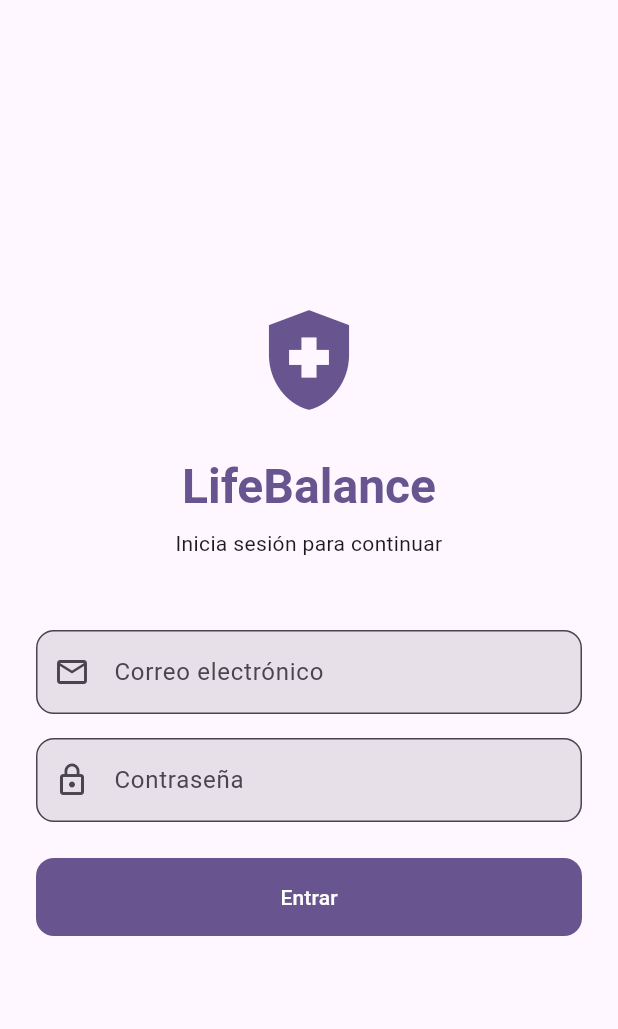
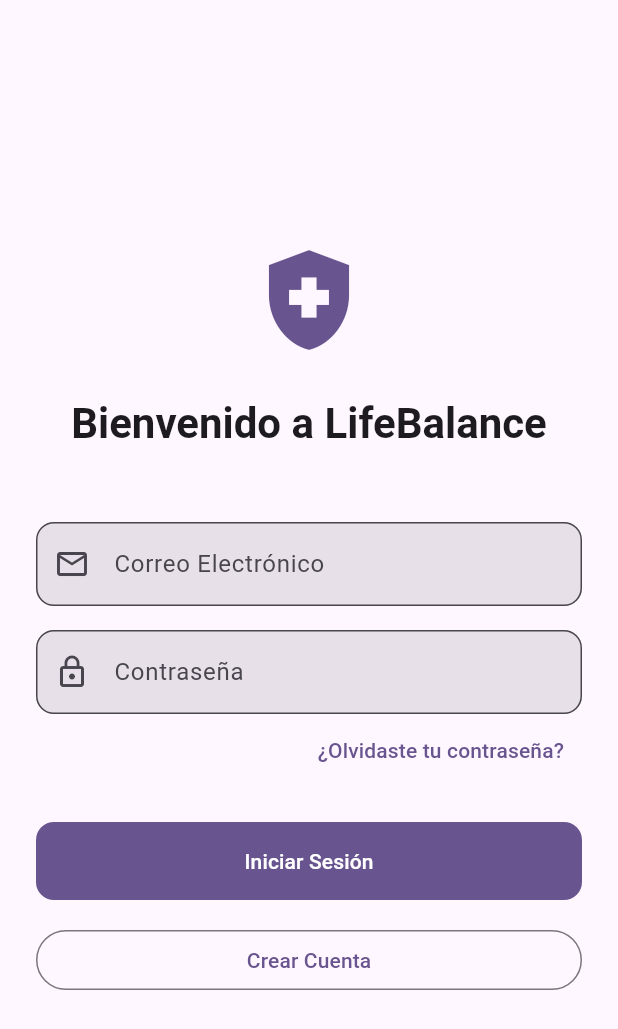
Before and after one commit to lifebalancew47ch-cmd/Mobile_Wereable, a Flutter app: the screen it shows after launch, on a phone screen of 412 x 824 dp. Shown: the top 1029 px of the screen. Run offline on Flutter 3.47's test engine with Material 3 defaults, Android fonts, the phone set to English and light mode, and no system bars; our stand-ins replace flutter_blue_plus, flutter_dotenv, flutter_local_notifications, flutter_riverpod, flutter_secure_storage, go_router and 5 more; missing offline and left inert: flutter_background_service, flutter_jailbreak_detection; accounts and stored records are empty.

Commit message:
módulo de Autenticación siguiendo Clean Architecture y Riverpod. Esto incluye las capas de dominio, datos y presentación con servicios simulados para inicio de sesión, registro, recuperación de contraseña y cierre de sesión

```diff
--- a/lib/core/routes/app_router.dart
+++ b/lib/core/routes/app_router.dart
@@ -2,9 +2,9 @@ import 'package:flutter/material.dart';
 import 'package:go_router/go_router.dart';
 
 // Screens
-import 'package:lifebalance/features/auth/presentation/screens/login_screen.dart' as clean_auth;
-import 'package:lifebalance/features/authentication/presentation/register_screen.dart';
-import 'package:lifebalance/features/authentication/presentation/forgot_password_screen.dart';
+import 'package:lifebalance/features/auth/presentation/screens/login_screen.dart';
+import 'package:lifebalance/features/auth/presentation/screens/register_screen.dart';
+import 'package:lifebalance/features/auth/presentation/screens/forgot_password_screen.dart';
 import 'package:lifebalance/features/authentication/presentation/splash_screen.dart';
 import 'package:lifebalance/features/dashboard/presentation/dashboard_screen.dart';
 import 'package:lifebalance/features/wearable/presentation/wearable_screen.dart';
@@ -37,14 +37,14 @@ final GoRouter appRouter = GoRouter(
     ),
     GoRoute(
       path: '/login',
-      builder: (BuildContext context, GoRouterState state) => const clean_auth.LoginScreen(),
+      builder: (BuildContext context, GoRouterState state) => const LoginScreen(),
     ),
     GoRoute(
-      path: '/register',
+      path: '/auth/register',
       builder: (BuildContext context, GoRouterState state) => const RegisterScreen(),
     ),
     GoRoute(
-      path: '/forgot-password',
+      path: '/auth/forgot-password',
       builder: (BuildContext context, GoRouterState state) => const ForgotPasswordScreen(),
     ),
 
--- a/lib/features/auth/presentation/screens/login_screen.dart
+++ b/lib/features/auth/presentation/screens/login_screen.dart
@@ -1,8 +1,7 @@
 import 'package:flutter/material.dart';
 import 'package:flutter_riverpod/flutter_riverpod.dart';
 import 'package:go_router/go_router.dart';
-import '../providers/login_provider.dart';
-import '../providers/login_state.dart';
+import '../providers/auth_provider.dart';
 
 class LoginScreen extends ConsumerStatefulWidget {
   const LoginScreen({super.key});
@@ -24,22 +23,20 @@ class _LoginScreenState extends ConsumerState<LoginScreen> {
 
   @override
   Widget build(BuildContext context) {
-    // Escuchar cambios en el estado para navegación o errores
-    ref.listen(loginProvider, (previous, next) {
-      if (next.status == LoginStatus.success) {
+    final authState = ref.watch(authProvider);
+    final theme = Theme.of(context);
+    final colorScheme = theme.colorScheme;
+
+    // Listen for state changes (Error/Success)
+    ref.listen(authProvider, (previous, next) {
+      if (next.status == AuthStatus.error) {
+        ScaffoldMessenger.of(context).showSnackBar(
+          SnackBar(content: Text(next.errorMessage ?? 'Error desconocido'), backgroundColor: colorScheme.error),
+        );
+      } else if (next.status == AuthStatus.authenticated) {
         context.go('/dashboard');
-      } else if (next.status == LoginStatus.error) {
-        ScaffoldMessenger.of(context).showSnackBar(
-          SnackBar(
-            content: Text(next.errorMessage ?? 'Error desconocido'),
-            backgroundColor: Theme.of(context).colorScheme.error,
-          ),
-        );
       }
     });
-
-    final loginState = ref.watch(loginProvider);
-    final theme = Theme.of(context);
 
     return Scaffold(
       body: SafeArea(
@@ -50,67 +47,54 @@ class _LoginScreenState extends ConsumerState<LoginScreen> {
               mainAxisAlignment: MainAxisAlignment.center,
               crossAxisAlignment: CrossAxisAlignment.stretch,
               children: [
-                Icon(
-                  Icons.health_and_safety,
-                  size: 80,
-                  color: theme.colorScheme.primary,
-                ),
+                Icon(Icons.health_and_safety, size: 80, color: colorScheme.primary),
                 const SizedBox(height: 24),
                 Text(
-                  'LifeBalance',
-                  style: theme.textTheme.headlineLarge?.copyWith(
-                    fontWeight: FontWeight.bold,
-                    color: theme.colorScheme.primary,
-                  ),
-                  textAlign: TextAlign.center,
-                ),
-                const SizedBox(height: 8),
-                Text(
-                  'Inicia sesión para continuar',
-                  style: theme.textTheme.bodyMedium,
+                  'Bienvenido a LifeBalance',
+                  style: theme.textTheme.headlineMedium?.copyWith(fontWeight: FontWeight.bold),
                   textAlign: TextAlign.center,
                 ),
                 const SizedBox(height: 48),
-
                 TextField(
                   controller: _emailController,
-                  keyboardType: TextInputType.emailAddress,
                   decoration: const InputDecoration(
-                    labelText: 'Correo electrónico',
+                    labelText: 'Correo Electrónico',
                     prefixIcon: Icon(Icons.email_outlined),
                   ),
+                  keyboardType: TextInputType.emailAddress,
                 ),
                 const SizedBox(height: 16),
-
                 TextField(
                   controller: _passwordController,
-                  obscureText: true,
                   decoration: const InputDecoration(
                     labelText: 'Contraseña',
                     prefixIcon: Icon(Icons.lock_outline),
                   ),
+                  obscureText: true,
+                ),
+                Align(
+                  alignment: Alignment.centerRight,
+                  child: TextButton(
+                    onPressed: () => context.push('/auth/forgot-password'),
+                    child: const Text('¿Olvidaste tu contraseña?'),
+                  ),
                 ),
                 const SizedBox(height: 24),
-
                 FilledButton(
-                  onPressed: loginState.status == LoginStatus.loading
+                  onPressed: authState.status == AuthStatus.loading
                       ? null
-                      : () {
-                          ref.read(loginProvider.notifier).login(
-                                _emailController.text,
-                                _passwordController.text,
-                              );
-                        },
-                  child: loginState.status == LoginStatus.loading
-                      ? const SizedBox(
-                          height: 20,
-                          width: 20,
-                          child: CircularProgressIndicator(
-                            strokeWidth: 2,
-                            color: Colors.white,
+                      : () => ref.read(authProvider.notifier).login(
+                            _emailController.text,
+                            _passwordController.text,
                           ),
-                        )
-                      : const Text('Entrar'),
+                  child: authState.status == AuthStatus.loading
+                      ? const SizedBox(height: 20, width: 20, child: CircularProgressIndicator(strokeWidth: 2, color: Colors.white))
+                      : const Text('Iniciar Sesión'),
+                ),
+                const SizedBox(height: 16),
+                OutlinedButton(
+                  onPressed: () => context.push('/auth/register'),
+                  child: const Text('Crear Cuenta'),
                 ),
               ],
             ),
```
Also changed, not shown: lib/features/auth/data/datasources/auth_datasource.dart (added, +33 -0 lines), lib/features/auth/data/repositories/auth_repository_impl.dart (+20 -8 lines), lib/features/auth/domain/entities/user.dart (added, +11 -0 lines), lib/features/auth/domain/repositories/auth_repository.dart (+7 -3 lines), lib/features/auth/domain/usecases/auth_usecases.dart (added, +26 -0 lines), lib/features/auth/presentation/providers/auth_provider.dart (added, +111 -0 lines), lib/features/auth/presentation/screens/forgot_password_screen.dart (added, +69 -0 lines), lib/features/auth/presentation/screens/register_screen.dart (added, +97 -0 lines), lib/features/profile/presentation/profile_screen.dart (+23 -3 lines).
